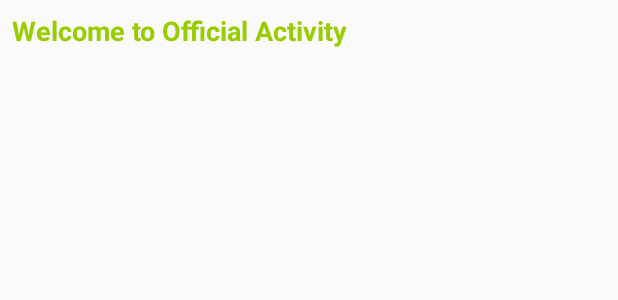
After one commit to annalbenson/KnowYourGovernment, an Android app: the layout activity_official.xml on its own in the app's theme, with its tools: preview values and no code run, on a phone screen of 412 x 824 dp. The commit adds this screen. Shown: the top 300 px of the screen. Run offline under Robolectric (Android 15) with nearby library versions, the phone set to English and light mode, and no system bars.

Commit message:
Started data passing to Official Activity, will be coming back to Location code

```diff
--- a/app/src/main/AndroidManifest.xml
+++ b/app/src/main/AndroidManifest.xml
@@ -22,6 +22,10 @@
         <activity
             android:name=".AboutActivity"
             android:parentActivityName=".MainActivity"/>
+        <activity
+            android:name=".OfficialActivity"
+            android:parentActivityName=".MainActivity"
+            />
     </application>
 
 </manifest>
--- a/app/src/main/java/com/annabenson/knowyourgovernment/Official.java
+++ b/app/src/main/java/com/annabenson/knowyourgovernment/Official.java
@@ -1,5 +1,6 @@
 package com.annabenson.knowyourgovernment;
 
+import java.io.Serializable;
 import java.util.Arrays;
 
 /**
@@ -9,7 +10,7 @@ import java.util.Arrays;
 // Purpose: Hold Official Data in the RecyclerView
     // Dev Plan 1b)
 
-public class Official {
+public class Official implements Serializable {
 
     // Note: Defaults with be "No Data Provided"
 
--- /dev/null
+++ b/app/src/main/res/layout/activity_official.xml
@@ -0,0 +1,37 @@
+<?xml version="1.0" encoding="utf-8"?>
+<android.support.constraint.ConstraintLayout
+    xmlns:android="http://schemas.android.com/apk/res/android"
+    xmlns:app="http://schemas.android.com/apk/res-auto"
+    xmlns:tools="http://schemas.android.com/tools"
+    android:layout_width="match_parent"
+    android:layout_height="match_parent">
+
+    <ScrollView
+        android:layout_width="match_parent"
+        android:layout_height="match_parent">
+
+        <LinearLayout
+            android:layout_width="match_parent"
+            android:layout_height="wrap_content"
+            android:orientation="vertical" >
+
+            <TextView
+                android:id="@+id/textView2"
+                android:layout_width="match_parent"
+                android:layout_height="wrap_content"
+                android:layout_marginBottom="8dp"
+                android:layout_marginEnd="8dp"
+                android:layout_marginStart="8dp"
+                android:layout_marginTop="8dp"
+                android:text="Welcome to Official Activity"
+                android:textColor="@android:color/holo_green_light"
+                android:textSize="18sp"
+                android:textStyle="bold"
+                app:layout_constraintBottom_toBottomOf="parent"
+                app:layout_constraintEnd_toEndOf="parent"
+                app:layout_constraintStart_toStartOf="parent"
+                app:layout_constraintTop_toTopOf="parent" />
+        </LinearLayout>
+    </ScrollView>
+
+</android.support.constraint.ConstraintLayout>
```
Also changed, not shown: app/src/main/java/com/annabenson/knowyourgovernment/MainActivity.java (+10 -0 lines), app/src/main/java/com/annabenson/knowyourgovernment/OfficialActivity.java (added, +44 -0 lines).
